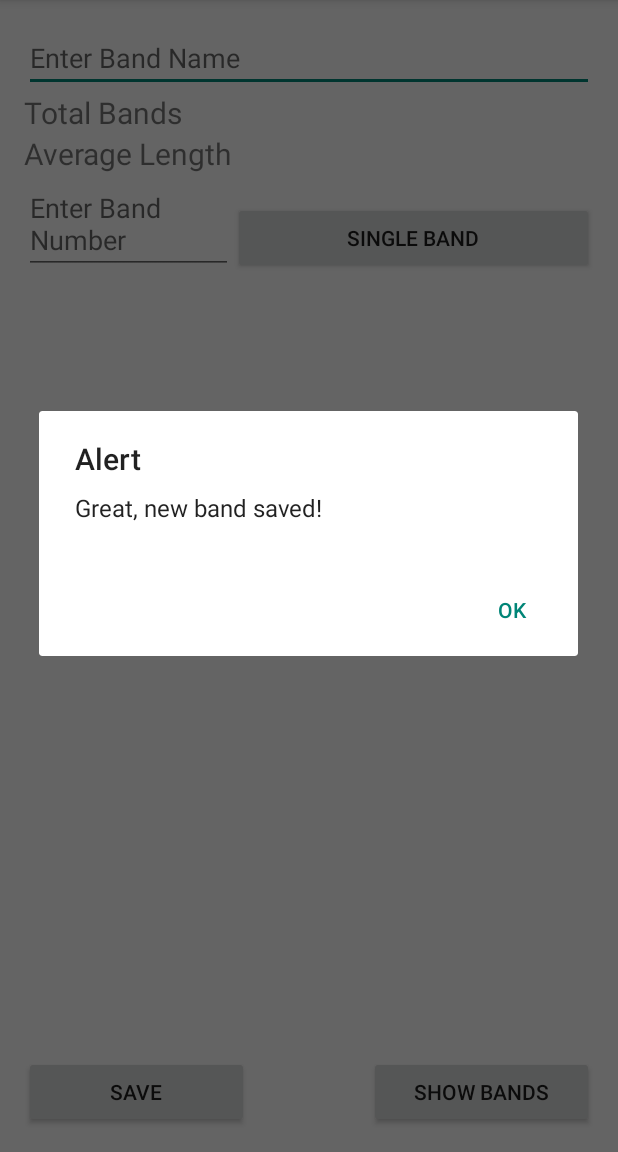
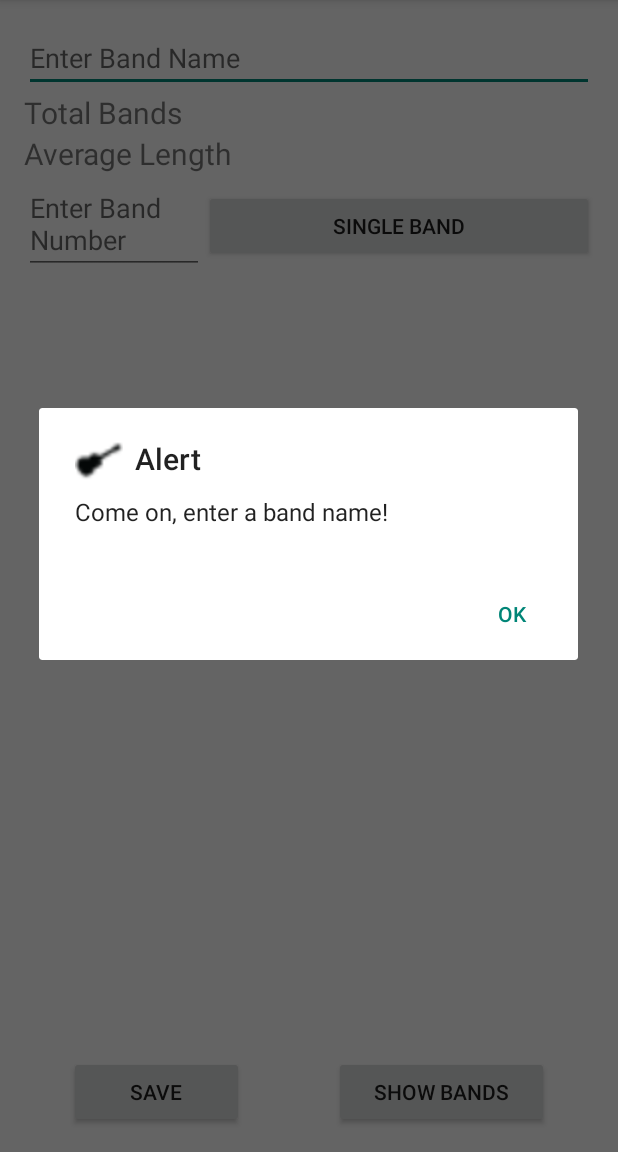
Before and after one commit to chrishcollins/Project-O, an Android app: the screen it shows after launch (MainActivity), after a tap on "SAVE", on a phone screen of 412 x 824 dp, the part 84-1236 px from its top. Run offline under Robolectric (Android 15) with nearby library versions, the light colour scheme and no system bars.

Commit message:
2nd Update
Update code for week 2 of this project

```diff
--- a/Java1_CC/app/src/main/java/com/chriscollins/java1_cc/MainActivity.java
+++ b/Java1_CC/app/src/main/java/com/chriscollins/java1_cc/MainActivity.java
@@ -14,6 +14,7 @@ import android.view.View;
 import android.widget.Button;
 import android.widget.EditText;
 import android.widget.TextView;
+import android.widget.Toast;
 
 import java.util.ArrayList;
 import java.util.Iterator;
@@ -60,6 +61,7 @@ public class MainActivity extends Activity {
                         final AlertDialog singleBand = new AlertDialog.Builder(mContext).create();
                         singleBand.setTitle("Selected Band");
                         singleBand.setMessage(mBands.get(id - 1));
+                        singleBand.setIcon(R.drawable.guitar_s);
                         singleBand.setButton(AlertDialog.BUTTON_POSITIVE, "OK", new DialogInterface.OnClickListener() {
                             @Override
                             public void onClick(DialogInterface dialog, int which) {
@@ -67,9 +69,18 @@ public class MainActivity extends Activity {
                             }
                         });
                         singleBand.show();
+                        final EditText numberInput = (EditText) findViewById(R.id.bandNum);
+
+                        numberInput.setText("");
+
                     }
+                } else {
+                    Toast.makeText(getBaseContext(), " Enter a band number.", Toast.LENGTH_LONG).show();
+
                 }
+
             }
+
         });
 
 
@@ -81,7 +92,7 @@ public class MainActivity extends Activity {
 
                 if (getInput.equals("")) {
                     AlertDialog.Builder bandSaved = new AlertDialog.Builder(mContext);
-                    bandSaved.setMessage("Great, new band saved!");
+                    bandSaved.setMessage("Come on, enter a band name!");
                     bandSaved.setPositiveButton("OK", new DialogInterface.OnClickListener() {
                         @Override
                         public void onClick(DialogInterface dialog, int which) {
@@ -89,6 +100,7 @@ public class MainActivity extends Activity {
                         }
                     });
                     bandSaved.setTitle("Alert");
+                    bandSaved.setIcon(R.drawable.guitar_s);
                     bandSaved.create();
                     bandSaved.show();
 
@@ -97,13 +109,14 @@ public class MainActivity extends Activity {
 
                             AlertDialog.Builder bandsSaved = new AlertDialog.Builder(mContext);
                             bandsSaved.setMessage("Can't enter duplicate bands.");
-                            bandsSaved.setPositiveButton("OK",new DialogInterface.OnClickListener() {
+                            bandsSaved.setPositiveButton("OK", new DialogInterface.OnClickListener() {
                                 @Override
                                 public void onClick(DialogInterface dialog, int which) {
                                     dialog.dismiss();
                                 }
                             });
                             bandsSaved.setTitle("Alert");
+                            bandsSaved.setIcon(R.drawable.guitar_s);
                             bandsSaved.create();
                             bandsSaved.show();
                         } else {
@@ -111,8 +124,12 @@ public class MainActivity extends Activity {
                             mTotalBands.setText("Total Number of Bands: " + mBands.size());
                             mAvgBands.setText("Average Length: " + Float.toString(getAverage()));
                             getAverage();
+                            final EditText editTextPlainTextInput = (EditText) findViewById(R.id.enterBand);
 
+                            editTextPlainTextInput.setText("");
                     }
+                    Toast.makeText(getBaseContext(), getInput + " has been added to your bands list.", Toast.LENGTH_LONG).show();
+
                 }
             }
         }));
@@ -132,6 +149,7 @@ public class MainActivity extends Activity {
 
                 }
                 viewArrayList.setMessage(cntBands);
+                viewArrayList.setIcon(R.drawable.guitar_s);
                 viewArrayList.setPositiveButton("OK", new DialogInterface.OnClickListener() {
 
                     @Override
--- a/Java1_CC/app/src/main/res/layout/activity_main.xml
+++ b/Java1_CC/app/src/main/res/layout/activity_main.xml
@@ -1,11 +1,15 @@
-<RelativeLayout xmlns:android="http://schemas.android.com/apk/res/android"
+<LinearLayout xmlns:android="http://schemas.android.com/apk/res/android"
                 xmlns:tools="http://schemas.android.com/tools"
                 android:layout_width="match_parent"
                 android:layout_height="match_parent"
                 android:paddingLeft="@dimen/activity_horizontal_margin"
                 android:paddingRight="@dimen/activity_horizontal_margin"
-                android:paddingTop="@dimen/activity_vertical_margin"
-                android:paddingBottom="@dimen/activity_vertical_margin"
+              android:paddingTop="@dimen/activity_vertical_margin"
+              android:paddingBottom="@dimen/activity_vertical_margin"
+              android:layout_alignParentBottom="true"
+              android:orientation="vertical"
+              android:baselineAligned="true"
+              android:id="@+id/line1"
                 tools:context=".MainActivity">
 
 
@@ -35,6 +39,11 @@
         android:layout_below="@+id/totalBands"
         android:layout_alignParentStart="true"/>
 
+
+   <LinearLayout
+       android:orientation="horizontal"
+       android:layout_width="match_parent"
+       android:layout_height="wrap_content">
     <EditText
         android:layout_width="120dp"
         android:layout_height="wrap_content"
@@ -45,7 +54,7 @@
         android:layout_toStartOf="@+id/singleButton"/>
 
     <Button
-        android:layout_width="120dp"
+        android:layout_width="match_parent"
         android:layout_height="wrap_content"
         android:text="@string/singBand"
         android:id="@+id/singleButton"
@@ -53,20 +62,33 @@
         android:layout_alignParentEnd="true"
         android:layout_toEndOf="@+id/avgBands"
         />
+   </LinearLayout>
+
+
+    <LinearLayout
+        android:orientation="horizontal"
+        android:layout_width="match_parent"
+        android:layout_height="match_parent">
 
     <Button
-        android:layout_width="150dp"
+        android:layout_width="wrap_content"
         android:layout_height="wrap_content"
         android:text="@string/save_button"
         android:id="@+id/saveButton"
-        android:layout_alignParentBottom="true"
-        android:layout_alignParentStart="true"/>
+        android:layout_gravity="bottom|center_horizontal"
+        android:layout_weight="1"
+        android:layout_marginLeft="30dp"
+        android:layout_marginRight="30dp"/>
 
     <Button
-        android:layout_width="150dp"
+        android:layout_width="wrap_content"
         android:layout_height="wrap_content"
         android:text="@string/show_button"
         android:id="@+id/showButton"
-        android:layout_alignParentBottom="true"
-        android:layout_alignEnd="@+id/singleButton"/>
-</RelativeLayout>
+        android:layout_gravity="bottom|center_horizontal"
+        android:layout_marginRight="30dp"
+        android:layout_weight="1"
+        android:layout_marginLeft="30dp"/>
+    </LinearLayout>
+
+</LinearLayout>
```
Also changed, not shown: Java1_CC/app/src/main/res/drawable/e_guitar.png (added), Java1_CC/app/src/main/res/drawable/guitar.png (added), Java1_CC/app/src/main/res/drawable/guitar_s.png (added).
